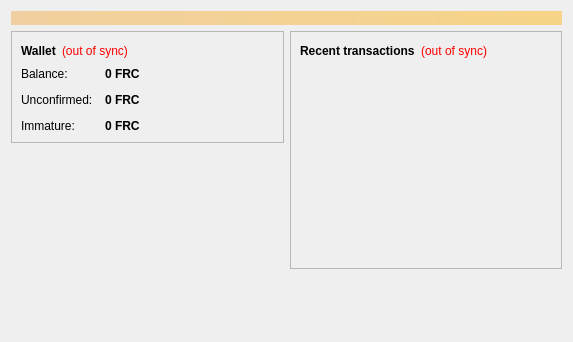
Before: the Qt Designer form src/qt/forms/overviewpage.ui in optimacoin/optimacoin, drawn with Qt 5.
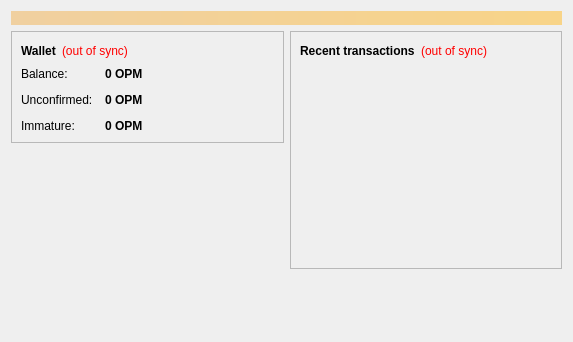
After: the same form once the commit is applied.

Patch:
```diff
--- a/src/qt/forms/overviewpage.ui
+++ b/src/qt/forms/overviewpage.ui
@@ -122,7 +122,7 @@
                <string>Your current balance</string>
               </property>
               <property name="text">
-               <string notr="true">0 FRC</string>
+               <string notr="true">0 OPM</string>
               </property>
               <property name="textInteractionFlags">
                <set>Qt::LinksAccessibleByMouse|Qt::TextSelectableByKeyboard|Qt::TextSelectableByMouse</set>
@@ -151,7 +151,7 @@
                <string>Total of transactions that have yet to be confirmed, and do not yet count toward the current balance</string>
               </property>
               <property name="text">
-               <string notr="true">0 FRC</string>
+               <string notr="true">0 OPM</string>
               </property>
               <property name="textInteractionFlags">
                <set>Qt::LinksAccessibleByMouse|Qt::TextSelectableByKeyboard|Qt::TextSelectableByMouse</set>
@@ -177,7 +177,7 @@
                <string>Mined balance that has not yet matured</string>
               </property>
               <property name="text">
-               <string notr="true">0 FRC</string>
+               <string notr="true">0 OPM</string>
               </property>
               <property name="textInteractionFlags">
                <set>Qt::LinksAccessibleByMouse|Qt::TextSelectableByKeyboard|Qt::TextSelectableByMouse</set>
```
Left out of the diff: 4 changed lines with no effect on the pictures.
